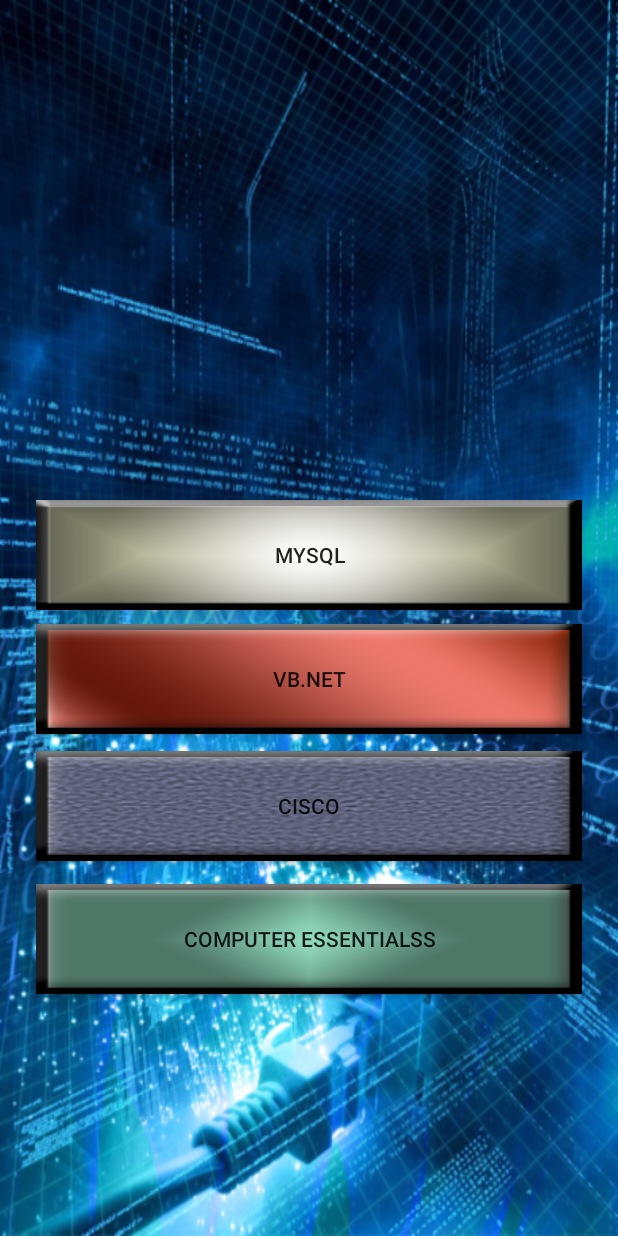
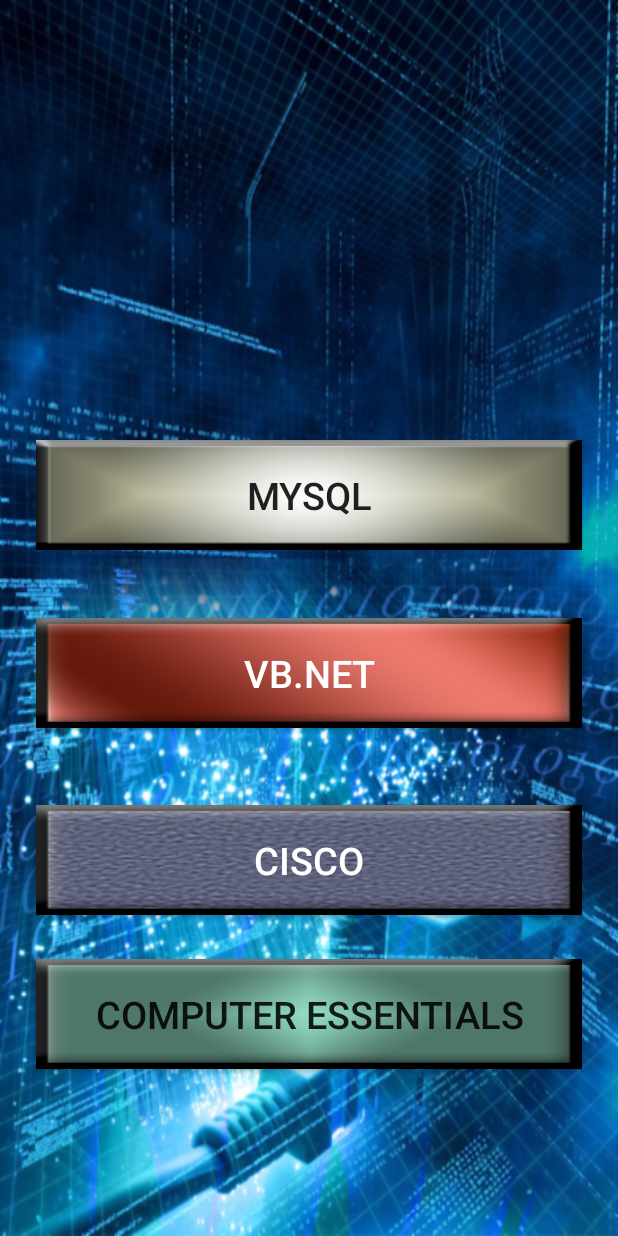
Before and after one commit to andrewhamili/Brainz, an Android app: the frm_topics screen opened directly, with no data from a screen before it, on a phone screen of 412 x 824 dp. Run offline under Robolectric (Android 15) with nearby library versions, the phone set to English and light mode, and no system bars.

Commit message:
Minor Changes

```diff
--- a/app/src/main/res/layout/activity_frm_settings.xml
+++ b/app/src/main/res/layout/activity_frm_settings.xml
@@ -26,6 +26,7 @@
         android:background="@drawable/bg_btn_settings"
         android:textColor="#000000"
         android:layout_alignParentBottom="true"
-        android:layout_centerHorizontal="true" />
+        android:layout_centerHorizontal="true"
+        android:textSize="25sp"/>
 
 </RelativeLayout>
--- a/app/src/main/res/layout/activity_frm_topics.xml
+++ b/app/src/main/res/layout/activity_frm_topics.xml
@@ -24,12 +24,12 @@
         app:layout_constraintRight_toRightOf="parent"
         android:layout_marginLeft="8dp"
         app:layout_constraintLeft_toLeftOf="parent"
-        android:layout_marginBottom="9dp"
+        android:layout_marginBottom="45dp"
         app:layout_constraintBottom_toTopOf="@+id/btn_vb_net"
-        app:layout_constraintHorizontal_bias="0.501"
         android:layout_marginStart="8dp"
         android:layout_marginEnd="8dp"
         android:background="@drawable/button6"
+        android:textSize="25sp"
         />
 
     <Button
@@ -42,13 +42,15 @@
         android:layout_alignParentEnd="true"
         android:layout_marginLeft="8dp"
         app:layout_constraintLeft_toLeftOf="parent"
-        android:layout_marginBottom="11dp"
+        android:layout_marginBottom="51dp"
         app:layout_constraintBottom_toTopOf="@+id/btn_cisco"
         android:layout_marginStart="8dp"
         android:layout_marginEnd="8dp"
         app:layout_constraintRight_toRightOf="parent"
         android:layout_marginRight="8dp"
-        android:background="@drawable/bg_btn_vb"/>
+        android:background="@drawable/bg_btn_vb"
+        android:textColor="#ffffff"
+        android:textSize="25sp"/>
 
     <Button
         android:id="@+id/btn_cisco"
@@ -62,14 +64,16 @@
         app:layout_constraintLeft_toLeftOf="parent"
         android:layout_marginRight="8dp"
         app:layout_constraintRight_toRightOf="parent"
-        android:layout_marginBottom="15dp"
+        android:layout_marginBottom="29dp"
         app:layout_constraintBottom_toTopOf="@+id/btn_comp_essentials"
         android:layout_marginStart="8dp"
         android:layout_marginEnd="8dp"
-        android:background="@drawable/bg_btn_cisco"/>
+        android:background="@drawable/bg_btn_cisco"
+        android:textColor="#ffffff"
+        android:textSize="25sp"/>
 
     <Button
-        android:text="Computer Essentialss"
+        android:text="Computer Essentials"
         android:layout_width="0dp"
         android:layout_height="73dp"
         android:id="@+id/btn_comp_essentials"
@@ -81,8 +85,9 @@
         android:layout_marginLeft="8dp"
         app:layout_constraintLeft_toLeftOf="parent"
         app:layout_constraintBottom_toBottomOf="parent"
-        android:layout_marginBottom="145dp"
+        android:layout_marginBottom="95dp"
         android:layout_marginStart="8dp"
         android:layout_marginEnd="8dp"
-        android:background="@drawable/bg_btn_compessence"/>
+        android:background="@drawable/bg_btn_compessence"
+        android:textSize="25sp" />
 </android.support.constraint.ConstraintLayout>
```
Also changed, not shown: app/src/main/java/com/shamwow/brainz/CiscoQuestionLibrary.java (added, +75 -0 lines), app/src/main/java/com/shamwow/brainz/QuestionLibrary.java (deleted, +0 -76 lines), app/src/main/java/com/shamwow/brainz/frm_cisco.java (+13 -22 lines).
